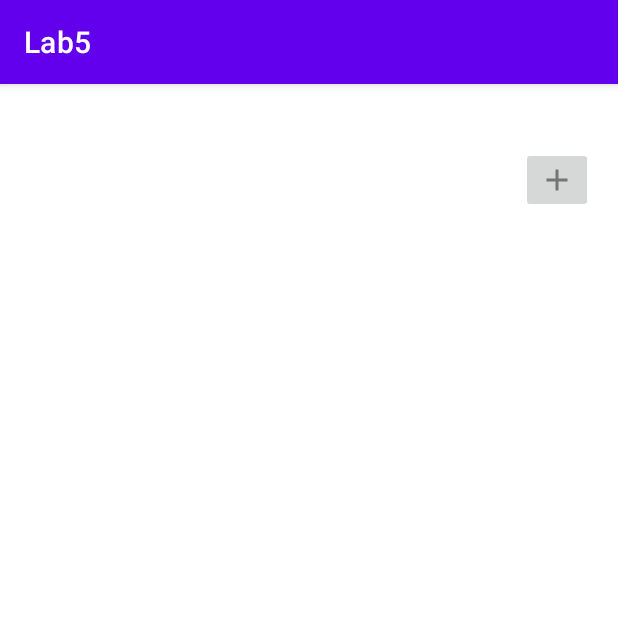
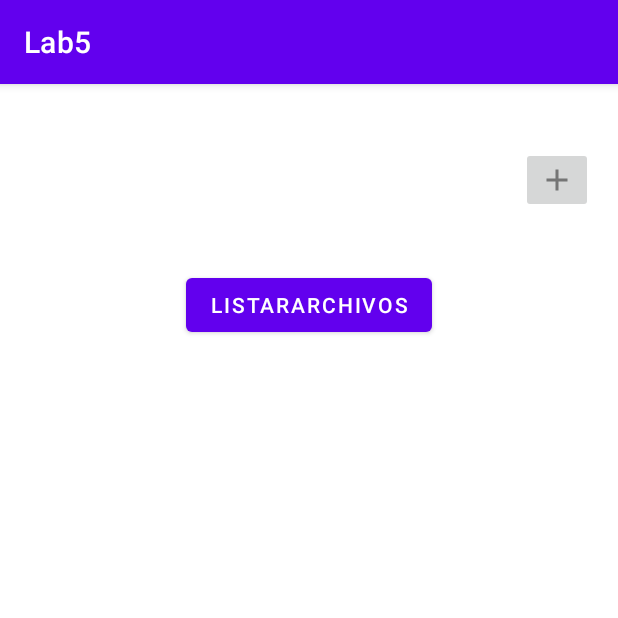
Before and after one commit to mionks27/Lab5G5, an Android app: the ArchivosActivity screen opened directly, with no data from a screen before it, on a phone screen of 412 x 824 dp, the top half of it. Run offline under Robolectric (Android 15) with nearby library versions, the phone set to English and light mode, and no system bars; our stand-ins replace Firebase (no records; nobody signed in at launch, a user with empty details on screens opened directly).

Commit message:
commit royer pro

```diff
--- a/app/build.gradle
+++ b/app/build.gradle
@@ -44,4 +44,10 @@ dependencies {
     implementation 'com.google.firebase:firebase-storage:19.1.1'
     implementation 'com.github.jaiselrahman:FilePicker:1.3.2'
 
+    implementation 'com.firebaseui:firebase-ui-storage:6.2.0'
+
+    implementation 'com.github.bumptech.glide:glide:4.11.0'
+    annotationProcessor 'com.github.bumptech.glide:compiler:4.11.0'
+    implementation 'androidx.recyclerview:recyclerview:1.1.0'
+
 }
--- a/app/src/main/java/pe/pucp/tel306/firebox/ArchivosActivity.java
+++ b/app/src/main/java/pe/pucp/tel306/firebox/ArchivosActivity.java
@@ -5,6 +5,8 @@ import androidx.annotation.Nullable;
 import androidx.appcompat.app.AppCompatActivity;
 import androidx.core.app.ActivityCompat;
 import androidx.core.content.ContextCompat;
+import androidx.recyclerview.widget.LinearLayoutManager;
+import androidx.recyclerview.widget.RecyclerView;
 
 import android.Manifest;
 import android.content.Intent;
@@ -23,12 +25,15 @@ import com.google.android.gms.tasks.OnSuccessListener;
 import com.google.firebase.auth.FirebaseAuth;
 import com.google.firebase.auth.FirebaseUser;
 import com.google.firebase.storage.FirebaseStorage;
+import com.google.firebase.storage.ListResult;
 import com.google.firebase.storage.OnProgressListener;
 import com.google.firebase.storage.StorageMetadata;
 import com.google.firebase.storage.StorageReference;
 import com.google.firebase.storage.UploadTask;
 
 import java.io.File;
+import java.util.ArrayList;
+import java.util.List;
 
 public class ArchivosActivity extends AppCompatActivity {
 
@@ -38,17 +43,16 @@ public class ArchivosActivity extends AppCompatActivity {
         setContentView(R.layout.activity_archivos);
     }
 
-    public void agregarArchivo(View view){
+    public void agregarArchivo(View view) {
         startActivity(new Intent(ArchivosActivity.this, AgregarFileActivity.class));
     }
 
 
-
-    public void pickFile(View view){
+    public void pickFile(View view) {
         Intent intent = new Intent(Intent.ACTION_OPEN_DOCUMENT);
         intent.addCategory(Intent.CATEGORY_OPENABLE);
         intent.setType("*/*");
-        startActivityForResult(Intent.createChooser(intent,"Seleccione Archivo para subir"),10);
+        startActivityForResult(Intent.createChooser(intent, "Seleccione Archivo para subir"), 10);
 
     }
 
@@ -162,4 +166,60 @@ public class ArchivosActivity extends AppCompatActivity {
         return result;
     }
 
+
+    public void listarArchivos(View view) {
+        StorageReference reference = FirebaseStorage.getInstance().getReference();
+
+        reference.listAll()
+                .addOnSuccessListener(new OnSuccessListener<ListResult>() {
+                    @Override
+                    public void onSuccess(ListResult listResult) {
+                        int cantidadElementos = listResult.getItems().size();
+                        Log.d("infoApp", "cantidad de elementos: " + cantidadElementos);
+                        Log.d("infoApp", "carpetas: " + listResult.getPrefixes().size());
+                       ArrayList<Archivo> listaArchivos = new ArrayList<>();
+                        for (StorageReference ref : listResult.getPrefixes()) { ///con esto apuntas al contenido de cada carpeta //FOR INNECESARIO, CADA USUARIO DEBE VER SOLO SU CARPETA
+                            Log.d("infoApp", "carpeta: " + ref.getName());
+                            ref.listAll().addOnSuccessListener(new OnSuccessListener<ListResult>() {
+                                @Override
+                                public void onSuccess(ListResult listResult) {
+                                    for (StorageReference ref2 : listResult.getItems()) {
+                                        ref2.getMetadata().addOnSuccessListener(new OnSuccessListener<StorageMetadata>() {
+                                            @Override
+                                            public void onSuccess(StorageMetadata storageMetadata) {
+                                                Log.d("infoApp", "getsize en bytes: " + storageMetadata.getSizeBytes());
+                                                Log.d("infoApp", "getcreation time in milisegundos: " + storageMetadata.getCreationTimeMillis());
+                                                Log.d("infoApp", "getname: " + storageMetadata.getName());
+                                                Archivo archivo = new Archivo();
+                                                archivo.setNombre(storageMetadata.getName());
+                                                archivo.setSizeEnBytes(storageMetadata.getSizeBytes());
+                                                archivo.setCreationTimeMillis(storageMetadata.getCreationTimeMillis());
+                                                listaArchivos.add(archivo);
+                                                ListarArchivosAdapter adapter = new ListarArchivosAdapter(listaArchivos,ArchivosActivity.this);
+                                                RecyclerView recyclerView = findViewById(R.id.idRecyclerView);
+                                                recyclerView.setAdapter(adapter);
+                                                recyclerView.setLayoutManager(new LinearLayoutManager(ArchivosActivity.this));
+                                                }
+                                        }).addOnFailureListener(new OnFailureListener() {
+                                            @Override
+                                            public void onFailure(@NonNull Exception e) {
+                                                Log.d("infoApp", "Un error aquí ups");
+                                            }
+                                        });
+                                    }
+                                }
+                            });
+                        }
+
+
+                    }
+                })
+                .addOnFailureListener(new OnFailureListener() {
+                    @Override
+                    public void onFailure(@NonNull Exception e) {
+                        e.printStackTrace();
+                        Log.d("infoApp", "Error al listar");
+                    }
+                });
+    }
 }
--- a/app/src/main/res/layout/activity_archivos.xml
+++ b/app/src/main/res/layout/activity_archivos.xml
@@ -18,4 +18,29 @@
         app:layout_constraintTop_toTopOf="parent"
         app:layout_constraintVertical_bias="0.058"
         app:srcCompat="@drawable/ic_action_add" />
+
+    <Button
+        android:id="@+id/button3"
+        android:layout_width="wrap_content"
+        android:layout_height="wrap_content"
+        android:layout_marginEnd="124dp"
+        android:onClick="listarArchivos"
+        android:text="ListarArchivos"
+        app:layout_constraintBottom_toBottomOf="parent"
+        app:layout_constraintEnd_toEndOf="parent"
+        app:layout_constraintTop_toTopOf="parent"
+        app:layout_constraintVertical_bias="0.171" />
+
+    <androidx.recyclerview.widget.RecyclerView
+        android:id="@+id/idRecyclerView"
+        android:layout_width="0dp"
+        android:layout_height="0dp"
+        android:layout_marginStart="8dp"
+        android:layout_marginEnd="8dp"
+        app:layout_constraintBottom_toBottomOf="parent"
+        app:layout_constraintEnd_toEndOf="parent"
+        app:layout_constraintHorizontal_bias="0.482"
+        app:layout_constraintStart_toStartOf="parent"
+        app:layout_constraintTop_toBottomOf="@+id/button3"
+        app:layout_constraintVertical_bias="0.893" />
 </androidx.constraintlayout.widget.ConstraintLayout>
--- a/app/src/main/res/values/strings.xml
+++ b/app/src/main/res/values/strings.xml
@@ -2,4 +2,5 @@
     <string name="app_name">Lab5</string>
     <!-- TODO: Remove or change this placeholder text -->
     <string name="hello_blank_fragment">Hello blank fragment</string>
+    <string name="mi_texto">MI TEXTO</string>
 </resources>
```
Also changed, not shown: app/src/main/java/pe/pucp/tel306/firebox/Archivo.java (added, +31 -0 lines), app/src/main/java/pe/pucp/tel306/firebox/ListarArchivosAdapter.java (added, +51 -0 lines), app/src/main/res/layout/item_rv.xml (added, +20 -0 lines).
